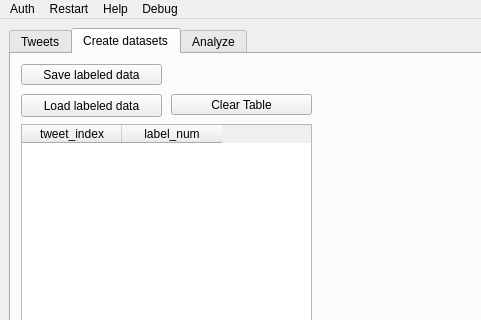
GrzegorzKrug/TwitterAnalyzer, file twitter_analyzer/gui/GUI_QT.ui: the form before one commit; both pictures show x 0 to 481 and y 0 to 320 of the 1090 by 924 pixel window.
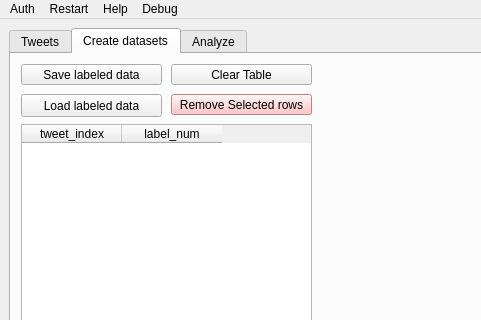
The form after the commit.

```diff
--- a/twitter_analyzer/gui/GUI_QT.ui
+++ b/twitter_analyzer/gui/GUI_QT.ui
@@ -896,7 +896,7 @@
           <property name="geometry">
            <rect>
             <x>160</x>
-            <y>40</y>
+            <y>10</y>
             <width>141</width>
             <height>21</height>
            </rect>
@@ -905,6 +905,22 @@
            <string>Clear Table</string>
           </property>
          </widget>
+         <widget class="QPushButton" name="button_clear_selected_labels">
+          <property name="geometry">
+           <rect>
+            <x>160</x>
+            <y>40</y>
+            <width>141</width>
+            <height>21</height>
+           </rect>
+          </property>
+          <property name="styleSheet">
+           <string notr="true">background-color: rgb(255, 180, 180);</string>
+          </property>
+          <property name="text">
+           <string>Remove Selected rows</string>
+          </property>
+         </widget>
         </widget>
         <widget class="QWidget" name="Analyze">
          <attribute name="title">
```
Left out of the diff: 2 changed lines with no effect on the pictures.
